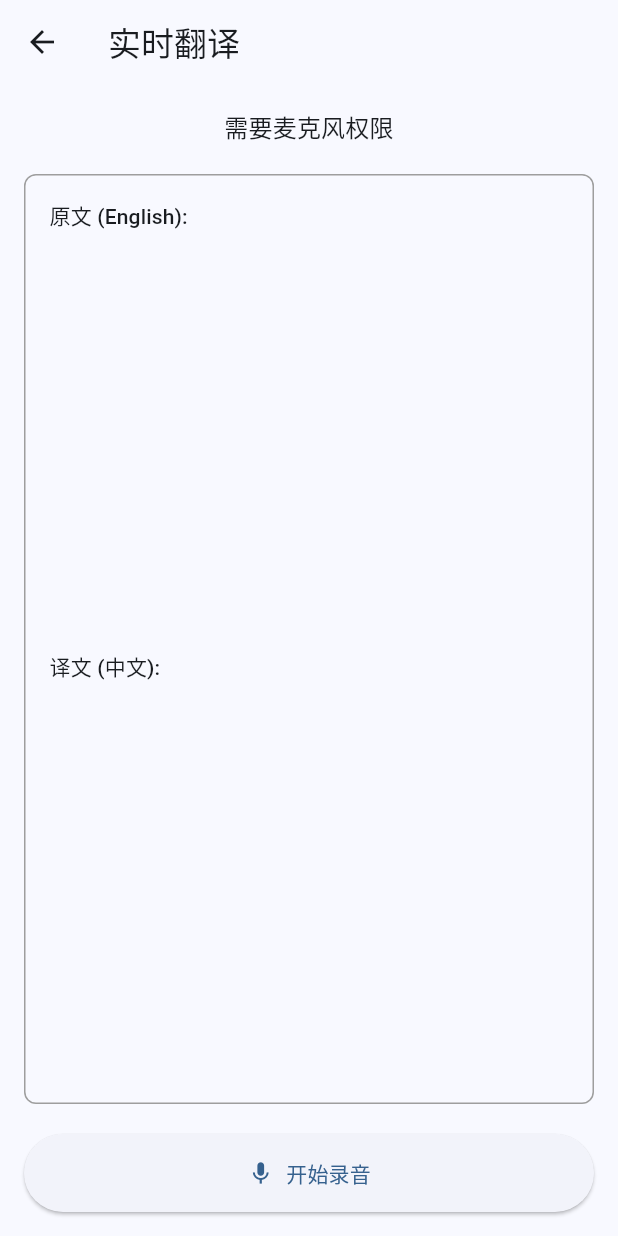
After one commit to could-ai/019a80b0-04aa-7493-a792-ddd0c4d8aae6, a Flutter app: the screen it shows after launch, after a tap on "开始翻译", on a phone screen of 412 x 824 dp. The commit adds this screen. Run offline on Flutter 3.47's test engine with Material 3 defaults, Android fonts, the phone set to English and light mode, and no system bars; our stand-ins replace in_app_purchase, shared_preferences, sqflite; missing offline and left inert: record; accounts and stored records are empty.

Commit message:
Added necessary dependencies for in-app purchases (in_app_purchase), local database storage (sqflite, path, path_provider), HTTP requests for Aliyun APIs (http), audio recording (record), and shared preferences for free trial tracking. These packages enable the core functionalities of the translation app including voice recognition, translation, local storage, and monetization through in-app purchases.; Completely rewrote main.dart to implement the core app structure with home page showing trial status, navigation to translation screen, history screen, and purchase prompts. Added trial logic with 1-hour free period tracked via shared preferences, and integrated in-app purchase functionality. This sets up the main navigation and monetization flow for the voice translation app.; Created TranslationService class with placeholder methods for speech-to-text and translation using Aliyun APIs. The implementation includes mock responses for demonstration purposes, with TODO comments indicating where actual Aliyun SDK integration should be added. This service provides the core translation functionality that will be called from the UI.; Created LocalStorageService class using sqflite for local database operations. This service handles saving translation records to a local SQLite database, retrieving translation history, and clearing history. It provides the local storage functionality as requested for the first version before Supabase integration.; Created PurchaseService class to handle in-app purchases for both iOS and Android using the in_app_purchase package. This service manages subscription purchases, handles purchase states, and provides methods to initiate purchases. It includes placeholders for product delivery logic and uses a configurable subscription product ID.; Created TranslationScreen widget that provides the main translation interface with audio recording capabilities using the record package. The screen includes start/stop recording buttons, displays original and translated text, and integrates with TranslationService for processing and LocalStorageService for saving results. This implements the core real-time translation functionality with a user-friendly UI.

```diff
--- /dev/null
+++ b/usr/lib/local_storage_service.dart
@@ -0,0 +1,50 @@
+import 'package:sqflite/sqflite.dart';
+import 'package:path/path.dart';
+import 'package:path_provider/path_provider.dart';
+import 'dart:io';
+
+class LocalStorageService {
+  static Database? _database;
+  static const String _dbName = 'translation_history.db';
+  static const String _tableName = 'translations';
+
+  static Future<void> init() async {
+    final documentsDirectory = await getApplicationDocumentsDirectory();
+    final path = join(documentsDirectory.path, _dbName);
+    _database = await openDatabase(
+      path,
+      version: 1,
+      onCreate: _onCreate,
+    );
+  }
+
+  static Future<void> _onCreate(Database db, int version) async {
+    await db.execute('''
+      CREATE TABLE $_tableName (
+        id INTEGER PRIMARY KEY AUTOINCREMENT,
+        original TEXT NOT NULL,
+        translated TEXT NOT NULL,
+        timestamp TEXT NOT NULL
+      )
+    ''');
+  }
+
+  static Future<void> saveTranslation(String original, String translated) async {
+    if (_database == null) return;
+    await _database!.insert(_tableName, {
+      'original': original,
+      'translated': translated,
+      'timestamp': DateTime.now().toIso8601String(),
+    });
+  }
+
+  static Future<List<Map<String, dynamic>>> getTranslationHistory() async {
+    if (_database == null) return [];
+    return await _database!.query(_tableName, orderBy: 'timestamp DESC');
+  }
+
+  static Future<void> clearHistory() async {
+    if (_database == null) return;
+    await _database!.delete(_tableName);
+  }
+}
--- a/usr/lib/main.dart
+++ b/usr/lib/main.dart
@@ -1,120 +1,178 @@
 import 'package:flutter/material.dart';
+import 'package:in_app_purchase/in_app_purchase.dart';
+import 'package:shared_preferences/shared_preferences.dart';
+import 'package:couldai_user_app/translation_service.dart';
+import 'package:couldai_user_app/local_storage_service.dart';
+import 'package:couldai_user_app/purchase_service.dart';
+import 'package:couldai_user_app/translation_screen.dart';
 
-void main() {
+void main() async {
+  WidgetsFlutterBinding.ensureInitialized();
+  await LocalStorageService.init();
+  await PurchaseService.init();
   runApp(const MyApp());
 }
 
 class MyApp extends StatelessWidget {
   const MyApp({super.key});
 
-  // This widget is the root of your application.
   @override
   Widget build(BuildContext context) {
     return MaterialApp(
-      title: 'Flutter Demo',
+      title: '实时语音翻译',
       debugShowCheckedModeBanner: false,
       theme: ThemeData(
-        // This is the theme of your application.
-        //
-        // TRY THIS: Try running your application with "flutter run". You'll see
-        // the application has a purple toolbar. Then, without quitting the app,
-        // try changing the seedColor in the colorScheme below to Colors.green
-        // and then invoke "hot reload" (save your changes or press the "hot
-        // reload" button in a Flutter-supported IDE, or press "r" if you used
-        // the command line to start the app).
-        //
-        // Notice that the counter didn't reset back to zero; the application
-        // state is not lost during the reload. To reset the state, use hot
-        // restart instead.
-        //
-        // This works for code too, not just values: Most code changes can be
-        // tested with just a hot reload.
-        colorScheme: ColorScheme.fromSeed(seedColor: Colors.deepPurple),
+        colorScheme: ColorScheme.fromSeed(seedColor: Colors.blue),
+        useMaterial3: true,
       ),
-      home: const MyHomePage(title: 'Flutter Demo Home Page'),
+      home: const HomePage(),
     );
   }
 }
 
-class MyHomePage extends StatefulWidget {
-  const MyHomePage({super.key, required this.title});
-
-  // This widget is the home page of your application. It is stateful, meaning
-  // that it has a State object (defined below) that contains fields that affect
-  // how it looks.
-
-  // This class is the configuration for the state. It holds the values (in this
-  // case the title) provided by the parent (in this case the App widget) and
-  // used by the build method of the State. Fields in a Widget subclass are
-  // always marked "final".
-
-  final String title;
+class HomePage extends StatefulWidget {
+  const HomePage({super.key});
 
   @override
-  State<MyHomePage> createState() => _MyHomePageState();
+  State<HomePage> createState() => _HomePageState();
 }
 
-class _MyHomePageState extends State<MyHomePage> {
-  int _counter = 0;
+class _HomePageState extends State<HomePage> {
+  bool _isTrialActive = true;
+  DateTime? _trialStartTime;
 
-  void _incrementCounter() {
+  @override
+  void initState() {
+    super.initState();
+    _checkTrialStatus();
+  }
+
+  Future<void> _checkTrialStatus() async {
+    final prefs = await SharedPreferences.getInstance();
+    _trialStartTime = DateTime.fromMillisecondsSinceEpoch(
+        prefs.getInt('trial_start_time') ?? DateTime.now().millisecondsSinceEpoch);
+    final elapsed = DateTime.now().difference(_trialStartTime!);
     setState(() {
-      // This call to setState tells the Flutter framework that something has
-      // changed in this State, which causes it to rerun the build method below
-      // so that the display can reflect the updated values. If we changed
-      // _counter without calling setState(), then the build method would not be
-      // called again, and so nothing would appear to happen.
-      _counter++;
+      _isTrialActive = elapsed.inHours < 1; // 1 hour free trial
+    });
+    if (!_isTrialActive) {
+      // Show purchase prompt
+      _showPurchaseDialog();
+    }
+  }
+
+  void _showPurchaseDialog() {
+    showDialog(
+      context: context,
+      builder: (context) => AlertDialog(
+        title: const Text('试用结束'),
+        content: const Text('您的1小时免费试用已结束，请购买以继续使用。'),
+        actions: [
+          TextButton(
+            onPressed: () => Navigator.pop(context),
+            child: const Text('取消'),
+          ),
+          ElevatedButton(
+            onPressed: () {
+              Navigator.pop(context);
+              PurchaseService.purchaseSubscription();
+            },
+            child: const Text('购买'),
+          ),
+        ],
+      ),
+    );
+  }
+
+  @override
+  Widget build(BuildContext context) {
+    return Scaffold(
+      appBar: AppBar(
+        title: const Text('实时语音翻译'),
+        centerTitle: true,
+      ),
+      body: Center(
+        child: Column(
+          mainAxisAlignment: MainAxisAlignment.center,
+          children: [
+            Text(
+              _isTrialActive ? '试用中：剩余${60 - DateTime.now().difference(_trialStartTime!).inMinutes}分钟' : '试用结束',
+              style: Theme.of(context).textTheme.headlineSmall,
+            ),
+            const SizedBox(height: 20),
+            ElevatedButton(
+              onPressed: _isTrialActive ? () {
+                Navigator.push(
+                  context,
+                  MaterialPageRoute(builder: (context) => const TranslationScreen()),
+                );
+              } : null,
+              child: const Text('开始翻译'),
+            ),
+            const SizedBox(height: 20),
+            ElevatedButton(
+              onPressed: () {
+                Navigator.push(
+                  context,
+                  MaterialPageRoute(builder: (context) => const HistoryScreen()),
+                );
+              },
+              child: const Text('翻译历史'),
+            ),
+            if (!_isTrialActive) ...[
+              const SizedBox(height: 20),
+              ElevatedButton(
+                onPressed: () => PurchaseService.purchaseSubscription(),
+                child: const Text('购买订阅'),
+              ),
+            ],
+          ],
+        ),
+      ),
+    );
+  }
+}
+
+class HistoryScreen extends StatefulWidget {
+  const HistoryScreen({super.key});
+
+  @override
+  State<HistoryScreen> createState() => _HistoryScreenState();
+}
+
+class _HistoryScreenState extends State<HistoryScreen> {
+  List<Map<String, dynamic>> _history = [];
+
+  @override
+  void initState() {
+    super.initState();
+    _loadHistory();
+  }
+
+  Future<void> _loadHistory() async {
+    final history = await LocalStorageService.getTranslationHistory();
+    setState(() {
+      _history = history;
     });
   }
 
   @override
   Widget build(BuildContext context) {
-    // This method is rerun every time setState is called, for instance as done
-    // by the _incrementCounter method above.
-    //
-    // The Flutter framework has been optimized to make rerunning build methods
-    // fast, so that you can just rebuild anything that needs updating rather
-    // than having to individually change instances of widgets.
     return Scaffold(
       appBar: AppBar(
-        // TRY THIS: Try changing the color here to a specific color (to
-        // Colors.amber, perhaps?) and trigger a hot reload to see the AppBar
-        // change color while the other colors stay the same.
-        backgroundColor: Theme.of(context).colorScheme.inversePrimary,
-        // Here we take the value from the MyHomePage object that was created by
-        // the App.build method, and use it to set our appbar title.
-        title: Text(widget.title),
+        title: const Text('翻译历史'),
       ),
-      body: Center(
-        // Center is a layout widget. It takes a single child and positions it
-        // in the middle of the parent.
-        child: Column(
-          // Column is also a layout widget. It takes a list of children and
-          // arranges them vertically. By default, it sizes itself to fit its
-          // children horizontally, and tries to be as tall as its parent.
-          //
-          // Column has various properties to control how it sizes itself and
-          // how it positions its children. Here we use mainAxisAlignment to
-          // center the children vertically; the main axis here is the vertical
-          // axis because Columns are vertical (the cross axis would be
-          // horizontal).
-          //
-          // TRY THIS: Invoke "debug painting" (choose the "Toggle Debug Paint"
-          // action in the IDE, or press "p" in the console), to see the
-          // wireframe for each widget.
-          mainAxisAlignment: MainAxisAlignment.center,
-          children: <Widget>[
-            const Text('You have pushed the button this many times:'),
-            Text('$_counter', style: Theme.of(context).textTheme.headlineMedium),
-          ],
-        ),
+      body: ListView.builder(
+        itemCount: _history.length,
+        itemBuilder: (context, index) {
+          final item = _history[index];
+          return ListTile(
+            title: Text(item['original']),
+            subtitle: Text(item['translated']),
+            trailing: Text(item['timestamp']),
+          );
+        },
       ),
-      floatingActionButton: FloatingActionButton(
-        onPressed: _incrementCounter,
-        tooltip: 'Increment',
-        child: const Icon(Icons.add),
-      ), // This trailing comma makes auto-formatting nicer for build methods.
     );
   }
 }
--- /dev/null
+++ b/usr/lib/translation_screen.dart
@@ -0,0 +1,154 @@
+import 'package:flutter/material.dart';
+import 'package:record/record.dart';
+import 'package:couldai_user_app/translation_service.dart';
+import 'package:couldai_user_app/local_storage_service.dart';
+import 'dart:io';
+
+class TranslationScreen extends StatefulWidget {
+  const TranslationScreen({super.key});
+
+  @override
+  State<TranslationScreen> createState() => _TranslationScreenState();
+}
+
+class _TranslationScreenState extends State<TranslationScreen> {
+  final AudioRecorder _audioRecorder = AudioRecorder();
+  bool _isRecording = false;
+  String _originalText = '';
+  String _translatedText = '';
+  String _statusMessage = '点击按钮开始录音';
+
+  @override
+  void initState() {
+    super.initState();
+    _requestPermission();
+  }
+
+  Future<void> _requestPermission() async {
+    final hasPermission = await _audioRecorder.hasPermission();
+    if (!hasPermission) {
+      setState(() {
+        _statusMessage = '需要麦克风权限';
+      });
+    }
+  }
+
+  Future<void> _startRecording() async {
+    try {
+      final tempDir = Directory.systemTemp;
+      final filePath = '${tempDir.path}/recording.m4a';
+
+      await _audioRecorder.start(const RecordConfig(), path: filePath);
+      setState(() {
+        _isRecording = true;
+        _statusMessage = '正在录音...';
+      });
+    } catch (e) {
+      setState(() {
+        _statusMessage = '录音失败: $e';
+      });
+    }
+  }
+
+  Future<void> _stopRecording() async {
+    try {
+      final path = await _audioRecorder.stop();
+      setState(() {
+        _isRecording = false;
+        _statusMessage = '处理中...';
+      });
+
+      if (path != null) {
+        final result = await TranslationService.translateSpeech(path);
+        setState(() {
+          _originalText = result['original']!;
+          _translatedText = result['translated']!;
+          _statusMessage = '翻译完成';
+        });
+
+        // Save to local storage
+        await LocalStorageService.saveTranslation(_originalText, _translatedText);
+      }
+    } catch (e) {
+      setState(() {
+        _statusMessage = '翻译失败: $e';
+      });
+    }
+  }
+
+  @override
+  void dispose() {
+    _audioRecorder.dispose();
+    super.dispose();
+  }
+
+  @override
+  Widget build(BuildContext context) {
+    return Scaffold(
+      appBar: AppBar(
+        title: const Text('实时翻译'),
+      ),
+      body: Padding(
+        padding: const EdgeInsets.all(16.0),
+        child: Column(
+          crossAxisAlignment: CrossAxisAlignment.stretch,
+          children: [
+            Text(
+              _statusMessage,
+              style: Theme.of(context).textTheme.titleMedium,
+              textAlign: TextAlign.center,
+            ),
+            const SizedBox(height: 20),
+            Expanded(
+              child: Container(
+                padding: const EdgeInsets.all(16),
+                decoration: BoxDecoration(
+                  border: Border.all(color: Colors.grey),
+                  borderRadius: BorderRadius.circular(8),
+                ),
+                child: Column(
+                  crossAxisAlignment: CrossAxisAlignment.start,
+                  children: [
+                    Text(
+                      '原文 (English):',
+                      style: Theme.of(context).textTheme.titleSmall,
+                    ),
+                    const SizedBox(height: 8),
+                    Expanded(
+                      child: SingleChildScrollView(
+                        child: Text(_originalText),
+                      ),
+                    ),
+                    const SizedBox(height: 16),
+                    Text(
+                      '译文 (中文):',
+                      style: Theme.of(context).textTheme.titleSmall,
+                    ),
+                    const SizedBox(height: 8),
+                    Expanded(
+                      child: SingleChildScrollView(
+                        child: Text(
+                          _translatedText,
+                          style: const TextStyle(fontSize: 16),
+                        ),
+                      ),
+                    ),
+                  ],
+                ),
+              ),
+            ),
+            const SizedBox(height: 20),
+            ElevatedButton.icon(
+              onPressed: _isRecording ? _stopRecording : _startRecording,
+              icon: Icon(_isRecording ? Icons.stop : Icons.mic),
+              label: Text(_isRecording ? '停止录音' : '开始录音'),
+              style: ElevatedButton.styleFrom(
+                padding: const EdgeInsets.symmetric(vertical: 16),
+              ),
+            ),
+          ],
+        ),
+      ),
+    );
+  }
+}
```
Also changed, not shown: usr/lib/purchase_service.dart (added, +63 -0 lines), usr/lib/translation_service.dart (added, +44 -0 lines), usr/pubspec.yaml (+17 -0 lines).
